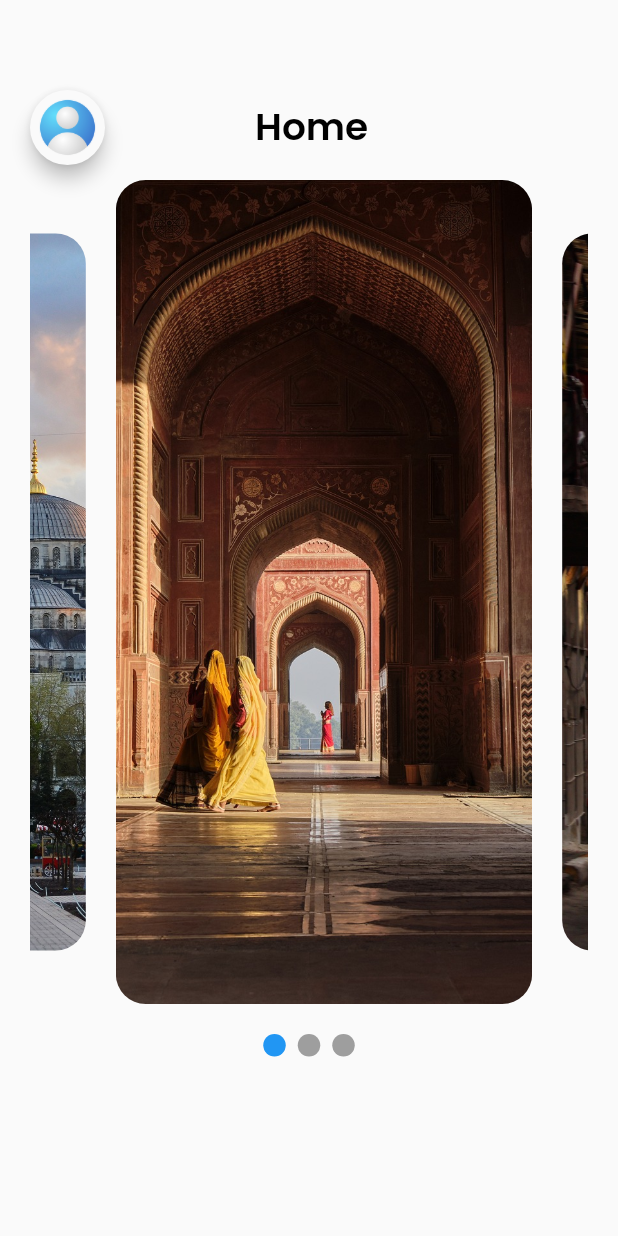
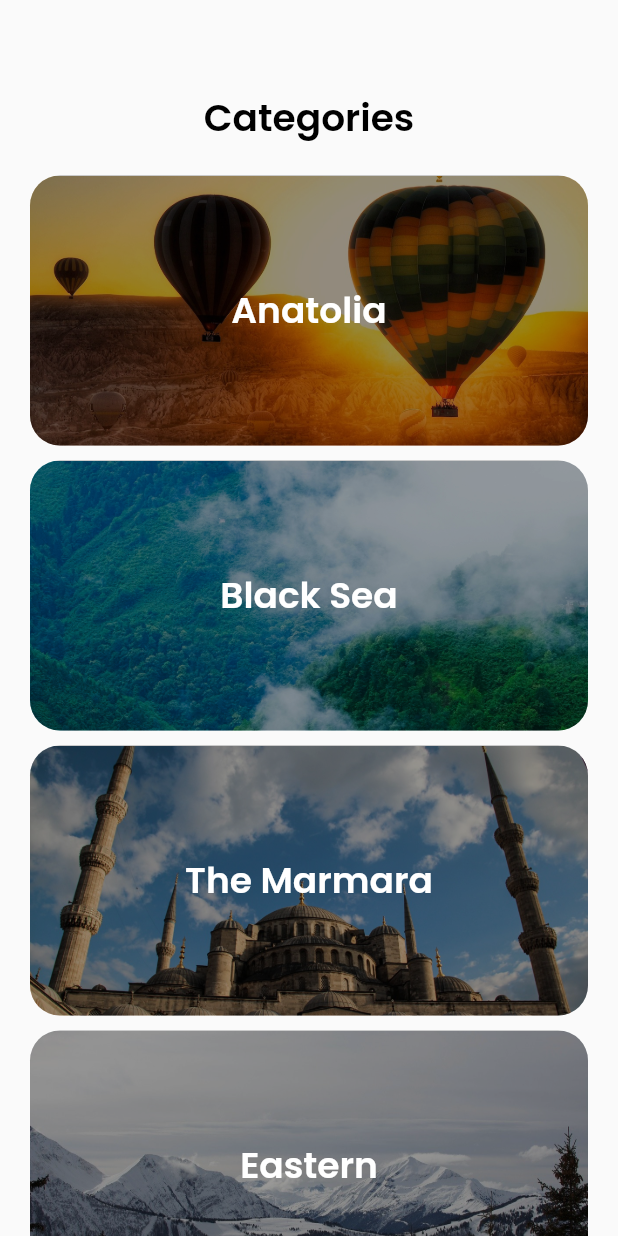
Before and after one commit to HifaOner/travelGallery, a Flutter app: the screen it shows after launch, on a phone screen of 412 x 824 dp. Run offline on Flutter 3.47's test engine with Material 2 defaults, Android fonts, the phone set to English and light mode, and no system bars; drawn by our look-alikes of carousel_slider, smooth_page_indicator.

Commit message:
categories page

```diff
--- a/lib/main.dart
+++ b/lib/main.dart
@@ -1,4 +1,5 @@
 import 'package:flutter/material.dart';
+import 'package:oua_flutter_travel_gallery/views/categories.dart';
 import 'package:oua_flutter_travel_gallery/views/home.dart';
 
 void main() {
@@ -9,15 +10,19 @@
   const MyApp({super.key});
 
 
+
   @override
   Widget build(BuildContext context) {
+
     return MaterialApp(
+      debugShowCheckedModeBanner: false,
       title: 'Flutter Demo',
       theme: ThemeData(
 
+
         primarySwatch: Colors.blue,
       ),
-      home: const Home(),
+      home: const Categories(),
     );
   }
 }
--- a/lib/views/categories.dart
+++ b/lib/views/categories.dart
@@ -0,0 +1,281 @@
+// ignore_for_file: prefer_const_constructors
+
+import 'package:flutter/material.dart';
+import 'package:flutter/src/widgets/container.dart';
+import 'package:flutter/src/widgets/framework.dart';
+
+class Categories extends StatefulWidget {
+  const Categories({super.key});
+
+  @override
+  State<Categories> createState() => _CategoriesState();
+}
+
+class _CategoriesState extends State<Categories> {
+  @override
+  Widget build(BuildContext context) {
+    return Scaffold(
+      body: SingleChildScrollView(
+        child: Container(
+          margin: EdgeInsets.only(
+            top: 60.0,
+          ),
+          //margin: EdgeInsets.only(top: 50),
+          child: Column(
+            children: [
+              Center(
+                child: Text(
+                  "Categories",
+                  style: TextStyle(
+                      color: Colors.black,
+                      fontSize: 25.0,
+                      //fontWeight: FontWeight.bold,
+                      fontFamily: "Poppins"),
+                ),
+              ),
+              SizedBox(height: 20.0),
+              // Anatolia
+              Container(
+                margin: EdgeInsets.only(left: 20, right: 20, bottom: 10),
+                width: MediaQuery.of(context).size.width,
+                decoration:
+                    BoxDecoration(borderRadius: BorderRadius.circular(20)),
+                child: Stack(children: [
+                  ClipRRect(
+                      borderRadius: BorderRadius.circular(20),
+                      child: Image.asset(
+                        "assets/images/central-anatolia.jpg",
+                        width: MediaQuery.of(context).size.width,
+                        height: 180,
+                        fit: BoxFit.cover,
+                      )),
+                  Container(
+                    width: MediaQuery.of(context).size.width,
+                    height: 180,
+                    decoration: BoxDecoration(
+                      color: Colors.black38,
+                      borderRadius: BorderRadius.circular(20),
+                    ),
+                    child: Center(
+                        child: Text(
+                      "Anatolia",
+                      style: TextStyle(
+                          color: Colors.white,
+                          fontFamily: "Poppins",
+                          fontSize: 24,
+                          fontWeight: FontWeight.bold),
+                    )),
+                  ),
+                ]),
+              ),
+              // BlackSea
+              Container(
+                margin: EdgeInsets.only(left: 20, right: 20, bottom: 10),
+                width: MediaQuery.of(context).size.width,
+                decoration:
+                    BoxDecoration(borderRadius: BorderRadius.circular(20)),
+                child: Stack(children: [
+                  ClipRRect(
+                      borderRadius: BorderRadius.circular(20),
+                      child: Image.asset(
+                        "assets/images/blacksea.jpg",
+                        width: MediaQuery.of(context).size.width,
+                        height: 180,
+                        fit: BoxFit.cover,
+                      )),
+                  Container(
+                    width: MediaQuery.of(context).size.width,
+                    height: 180,
+                    decoration: BoxDecoration(
+                      color: Colors.black38,
+                      borderRadius: BorderRadius.circular(20),
+                    ),
+                    child: Center(
+                        child: Text(
+                      "Black Sea",
+                      style: TextStyle(
+                          color: Colors.white,
+                          fontFamily: "Poppins",
+                          fontSize: 24,
+                          fontWeight: FontWeight.bold),
+                    )),
+                  ),
+                ]),
+              ),
+              // Marmara
+              Container(
+                margin: EdgeInsets.only(left: 20, right: 20, bottom: 10),
+                width: MediaQuery.of(context).size.width,
+                decoration:
+                    BoxDecoration(borderRadius: BorderRadius.circular(20)),
+                child: Stack(children: [
+                  ClipRRect(
+                      borderRadius: BorderRadius.circular(20),
+                      child: Image.asset(
+                        "assets/images/marmara.jpg",
+                        width: MediaQuery.of(context).size.width,
+                        height: 180,
+                        fit: BoxFit.cover,
+                      )),
+                  Container(
+                    width: MediaQuery.of(context).size.width,
+                    height: 180,
+                    decoration: BoxDecoration(
+                      color: Colors.black38,
+                      borderRadius: BorderRadius.circular(20),
+                    ),
+                    child: Center(
+                        child: Text(
+                      "The Marmara",
+                      style: TextStyle(
+                          color: Colors.white,
+                          fontFamily: "Poppins",
+                          fontSize: 24,
+                          fontWeight: FontWeight.bold),
+                    )),
+                  ),
+                ]),
+              ),
+              // Eastern
+              Container(
+                margin: EdgeInsets.only(left: 20, right: 20, bottom: 10),
+                width: MediaQuery.of(context).size.width,
+                decoration:
+                    BoxDecoration(borderRadius: BorderRadius.circular(20)),
+                child: Stack(children: [
+                  ClipRRect(
+                      borderRadius: BorderRadius.circular(20),
+                      child: Image.asset(
+                        "assets/images/east.jpg",
+                        width: MediaQuery.of(context).size.width,
+                        height: 180,
+                        fit: BoxFit.cover,
+                      )),
+                  Container(
+                    width: MediaQuery.of(context).size.width,
+                    height: 180,
+                    decoration: BoxDecoration(
+                      color: Colors.black38,
+                      borderRadius: BorderRadius.circular(20),
+                    ),
+                    child: Center(
+                        child: Text(
+                      "Eastern",
+                      style: TextStyle(
+                          color: Colors.white,
+                          fontFamily: "Poppins",
+                          fontSize: 24,
+                          fontWeight: FontWeight.bold),
+                    )),
+                  ),
+                ]),
+              ),
+              // Aegean
+              Container(
+                margin: EdgeInsets.only(left: 20, right: 20, bottom: 10),
+                width: MediaQuery.of(context).size.width,
+                decoration:
+                    BoxDecoration(borderRadius: BorderRadius.circular(20)),
+                child: Stack(children: [
+                  ClipRRect(
+                      borderRadius: BorderRadius.circular(20),
+                      child: Image.asset(
+                        "assets/images/aegean.jpg",
+                        width: MediaQuery.of(context).size.width,
+                        height: 180,
+                        fit: BoxFit.cover,
+                      )),
+                  Container(
+                    width: MediaQuery.of(context).size.width,
+                    height: 180,
+                    decoration: BoxDecoration(
+                      color: Colors.black38,
+                      borderRadius: BorderRadius.circular(20),
+                    ),
+                    child: Center(
+                        child: Text(
+                      "Aegean",
+                      style: TextStyle(
+                          color: Colors.white,
+                          fontFamily: "Poppins",
+                          fontSize: 24,
+                          fontWeight: FontWeight.bold),
+                    )),
+                  ),
+                ]),
+              ),
+              // Mediterranean
+              Container(
+                margin: EdgeInsets.only(left: 20, right: 20, bottom: 10),
+                width: MediaQuery.of(context).size.width,
+                decoration:
+                    BoxDecoration(borderRadius: BorderRadius.circular(20)),
+                child: Stack(children: [
+                  ClipRRect(
+                      borderRadius: BorderRadius.circular(20),
+                      child: Image.asset(
+                        "assets/images/medi.jpg",
+                        width: MediaQuery.of(context).size.width,
+                        height: 180,
+                        fit: BoxFit.cover,
+                      )),
+                  Container(
+                    width: MediaQuery.of(context).size.width,
+                    height: 180,
+                    decoration: BoxDecoration(
+                      color: Colors.black38,
+                      borderRadius: BorderRadius.circular(20),
+                    ),
+                    child: Center(
+                        child: Text(
+                      "Mediterranean",
+                      style: TextStyle(
+                          color: Colors.white,
+                          fontFamily: "Poppins",
+                          fontSize: 24,
+                          fontWeight: FontWeight.bold),
+                    )),
+                  ),
+                ]),
+              ),
+              // Southeastern
+              Container(
+                margin: EdgeInsets.only(left: 20, right: 20, bottom: 10),
+                width: MediaQuery.of(context).size.width,
+                decoration:
+                    BoxDecoration(borderRadius: BorderRadius.circular(20)),
+                child: Stack(children: [
+                  ClipRRect(
+                      borderRadius: BorderRadius.circular(20),
+                      child: Image.asset(
+                        "assets/images/southeastern.jpg",
+                        width: MediaQuery.of(context).size.width,
+                        height: 180,
+                        fit: BoxFit.cover,
+                      )),
+                  Container(
+                    width: MediaQuery.of(context).size.width,
+                    height: 180,
+                    decoration: BoxDecoration(
+                      color: Colors.black38,
+                      borderRadius: BorderRadius.circular(20),
+                    ),
+                    child: Center(
+                        child: Text(
+                      "Southeastern",
+                      style: TextStyle(
+                          color: Colors.white,
+                          fontFamily: "Poppins",
+                          fontSize: 24,
+                          fontWeight: FontWeight.bold),
+                    )),
+                  ),
+                ]),
+              ),
+            ],
+          ),
+        ),
+      ),
+    );
+  }
+}
--- a/lib/views/home.dart
+++ b/lib/views/home.dart
@@ -42,7 +42,7 @@
                     // ICON - HEADING
                     children: [
                       Material(
-                          elevation: 5.0,
+                          elevation: 1.0,
                           borderRadius: BorderRadius.circular(60),
                           child: Image.asset(
                             "assets/images/user_icon.png",
```
